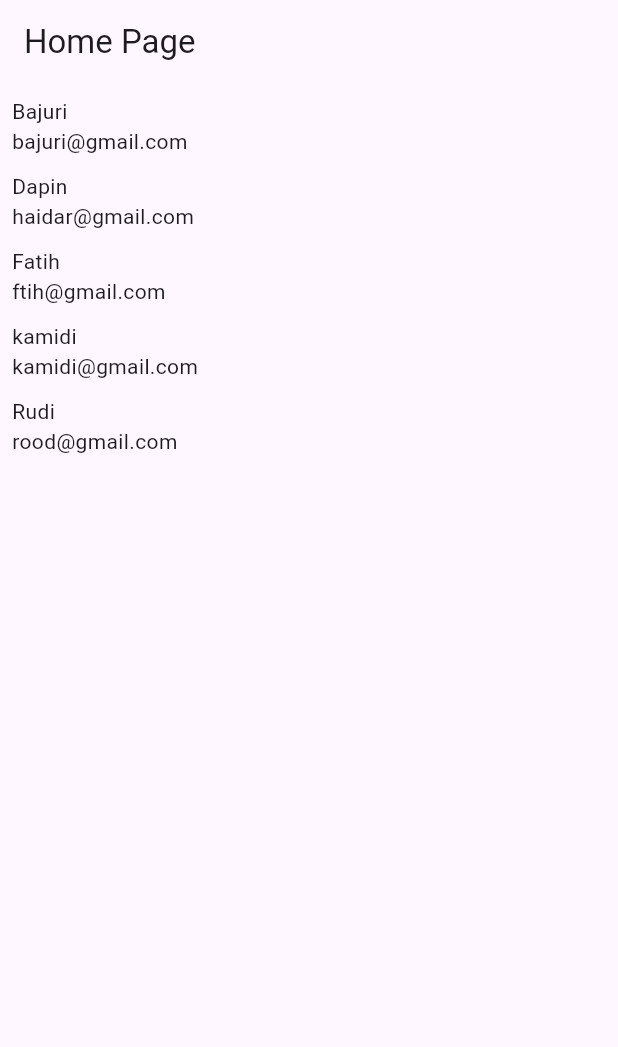
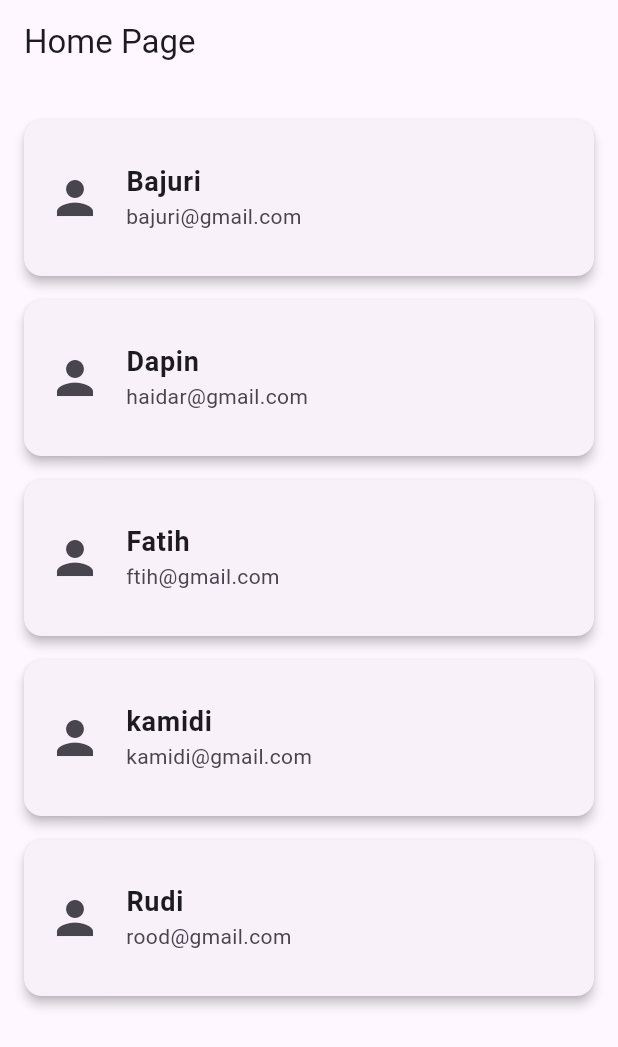
Before and after one commit to tronout28/flutter-first-project, a Flutter app: the HomePage screen opened directly, on a phone screen of 412 x 824 dp. Shown: the top 1047 px of the screen. Run offline on Flutter 3.47's test engine with Material 2 defaults, Android fonts, the phone set to English and light mode, and no system bars.

Commit message:
style: [T]style-homepage

```diff
--- a/lib/homepage.dart
+++ b/lib/homepage.dart
@@ -13,7 +13,6 @@ class _HomePageState extends State<HomePage> {
 
   @override
   void initState() {
-    // TODO: implement initState
     super.initState();
     Siswa bajuri= new Siswa("Bajuri", "bajuri@gmail.com");
     Siswa dapin = new Siswa("Dapin", "haidar@gmail.com");
@@ -35,21 +34,32 @@ class _HomePageState extends State<HomePage> {
       ),
       body: Center(
         child: Container(
+          padding: EdgeInsets.all(16),
           child: ListView.builder(
-              padding: const EdgeInsets.all(8),
-              itemCount: siswa11PPLG2?.length,
-              itemBuilder: (BuildContext context, int index) {
-                return Container(
-                  height: 50,
-                  child: Column(
-                    crossAxisAlignment: CrossAxisAlignment.start,
-                    children: [
-                      Text(siswa11PPLG2![index].name),
-                      Text(siswa11PPLG2![index].email),
-                    ],
-                  )
-                );
-              }
+            itemCount: siswa11PPLG2?.length,
+            itemBuilder: (BuildContext context, int index) {
+              return Card(
+                elevation: 3,
+                margin: EdgeInsets.symmetric(vertical: 8),
+                child: ListTile(
+                  contentPadding: EdgeInsets.all(16),
+                  leading: Icon(Icons.person, size: 36),
+                  title: Text(
+                    siswa11PPLG2![index].name,
+                    style: TextStyle(
+                      fontSize: 18,
+                      fontWeight: FontWeight.bold,
+                    ),
+                  ),
+                  subtitle: Text(
+                    siswa11PPLG2![index].email,
+                    style: TextStyle(
+                      fontSize: 14,
+                    ),
+                  ),
+                ),
+              );
+            },
           ),
         ),
       ),
```
